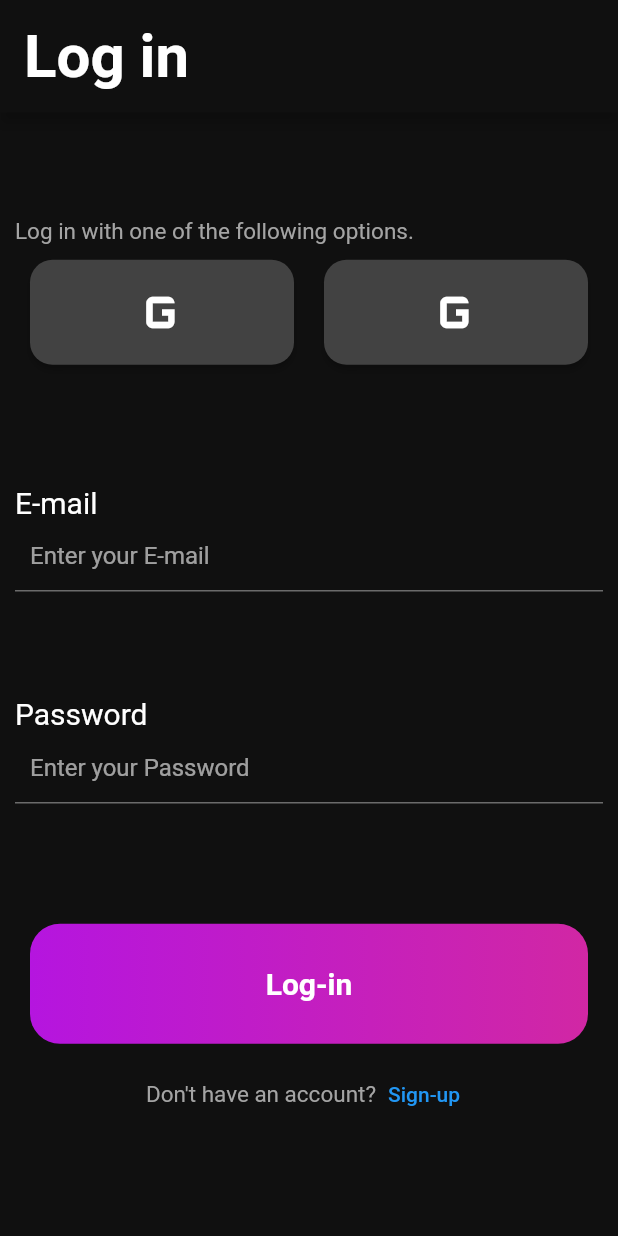
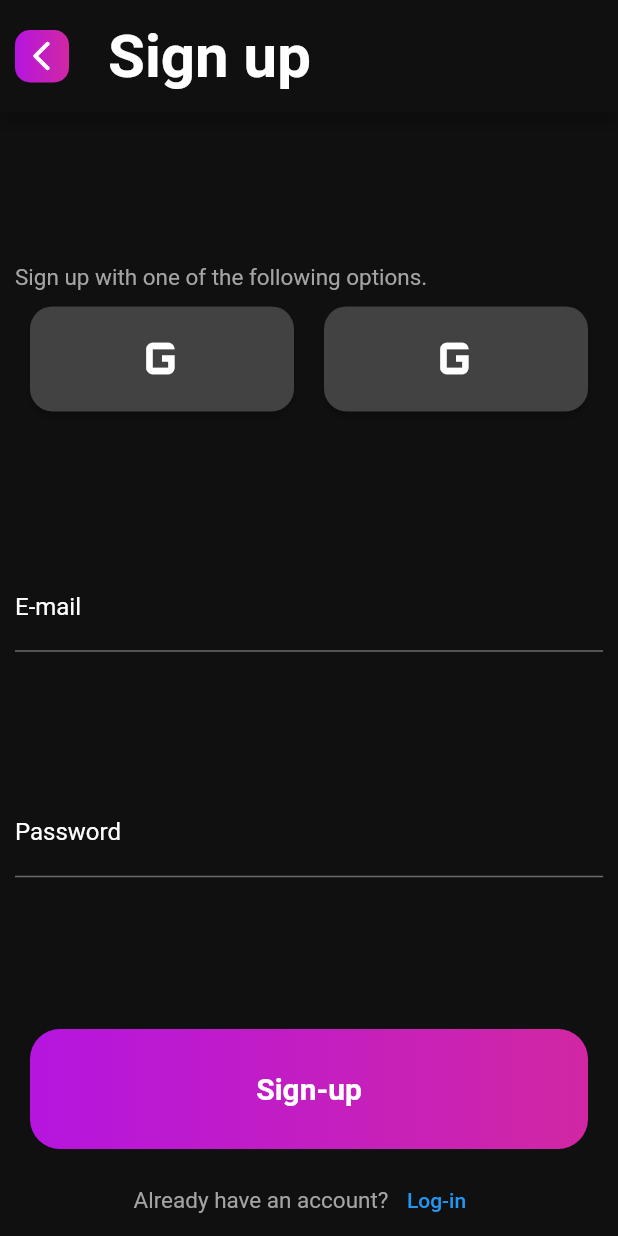
Before and after one commit to imrankhan8107/fcrit_mart, a Flutter app: the screen it shows after launch, on a phone screen of 412 x 824 dp. Run offline on Flutter 3.47's test engine with Material 2 defaults, Android fonts, the phone set to English and light mode, and no system bars; our stand-ins replace firebase_auth, firebase_core; accounts and stored records are empty.

Commit message:
sign in complete

```diff
--- a/lib/components/appbar_button.dart
+++ b/lib/components/appbar_button.dart
@@ -2,6 +2,8 @@ import 'package:fcrit_mart/constants.dart';
 import 'package:flutter/material.dart';
 
 class Appbarbutton extends StatelessWidget {
+  const Appbarbutton({Key? key}) : super(key: key);
+
   @override
   Widget build(BuildContext context) {
     return GestureDetector(
--- a/lib/components/bottom_button.dart
+++ b/lib/components/bottom_button.dart
@@ -2,22 +2,27 @@ import 'package:fcrit_mart/constants.dart';
 import 'package:flutter/material.dart';
 
 class BottomButton extends StatelessWidget {
-  const BottomButton({
+  const BottomButton(
+      {Key? key,
       required this.buttontext,
       required this.text,
       required this.textinbutton,
       required this.onpress,
-  });
+      required this.ontapbutton})
+      : super(key: key);
   final String buttontext;
   final String text;
   final String textinbutton;
   final void Function() onpress;
+  final void Function() ontapbutton;
 
   @override
   Widget build(BuildContext context) {
     return Column(
       children: [
-        Container(
+        GestureDetector(
+          onTap: ontapbutton,
+          child: Container(
             decoration: BoxDecoration(
               borderRadius: BorderRadius.circular(20),
               gradient: kGradientcolor,
@@ -31,6 +36,7 @@ class BottomButton extends StatelessWidget {
             margin: const EdgeInsets.all(10),
             width: double.infinity,
             height: 80,
+          ),
         ),
         Row(
           mainAxisAlignment: MainAxisAlignment.center,
--- a/lib/components/sign_in_options.dart
+++ b/lib/components/sign_in_options.dart
@@ -2,7 +2,7 @@ import 'package:flutter/material.dart';
 
 class SigninOptions extends StatelessWidget {
   final IconData icon;
-  SigninOptions({required this.icon});
+  const SigninOptions({Key? key, required this.icon}) : super(key: key);
   @override
   Widget build(BuildContext context) {
     return Expanded(
--- a/lib/components/text_fields.dart
+++ /dev/null
@@ -1,27 +0,0 @@
-import 'package:flutter/material.dart';
-
-class Credential extends StatelessWidget {
-  final String credentialname;
-  Credential({required this.credentialname});
-
-  @override
-  Widget build(BuildContext context) {
-    return Column(
-      crossAxisAlignment: CrossAxisAlignment.start,
-      children: [
-        Text(
-          credentialname,
-          style: const TextStyle(
-            fontSize: 20,
-          ),
-        ),
-        TextField(
-          decoration: InputDecoration(
-            contentPadding: const EdgeInsets.all(10),
-            hintText: 'Enter your $credentialname',
-          ),
-        ),
-      ],
-    );
-  }
-}
--- a/lib/main.dart
+++ b/lib/main.dart
@@ -1,21 +1,32 @@
 import 'package:fcrit_mart/constants.dart';
+import 'package:fcrit_mart/screens/buyer_page.dart';
 import 'package:fcrit_mart/screens/homepage.dart';
+import 'package:fcrit_mart/screens/seller_page.dart';
 import 'package:fcrit_mart/screens/sign_in_page.dart';
 import 'package:fcrit_mart/screens/sign_up_page.dart';
+import 'package:firebase_core/firebase_core.dart';
 import 'package:flutter/material.dart';
 
-void main() => runApp(Fcritmart());
+void main() async {
+  WidgetsFlutterBinding.ensureInitialized();
+  await Firebase.initializeApp();
+  runApp(Fcritmart());
+}
 
 class Fcritmart extends StatelessWidget {
+  const Fcritmart({Key? key}) : super(key: key);
+
   @override
   Widget build(BuildContext context) {
     return MaterialApp(
       routes: {
-        '/signin': (context) => SignIn(),
-        '/signup': (context) => SignUp(),
-        '/homepage': (context) => HomePage(),
+        '/signin': (context) => const SignIn(),
+        '/signup': (context) => const SignUp(),
+        '/homepage': (context) => const HomePage(),
+        '/buyerpage': (context) => const Buyerpage(),
+        '/sellerpage': (context) => const Sellerpage(),
       },
-      initialRoute: '/signin',
+      initialRoute: '/signup',
       debugShowCheckedModeBanner: false,
       theme: ThemeData.dark().copyWith(
         appBarTheme: kAppBarTheme,
--- a/lib/screens/sign_up_page.dart
+++ b/lib/screens/sign_up_page.dart
@@ -1,4 +1,4 @@
-import 'package:fcrit_mart/components/text_fields.dart';
+import 'package:fcrit_mart/flutterfire.dart';
 import 'package:flutter/material.dart';
 import 'package:fcrit_mart/components/appbar_button.dart';
 import 'package:fcrit_mart/components/bottom_button.dart';
@@ -6,16 +6,20 @@ import 'package:fcrit_mart/components/sign_in_options.dart';
 import 'package:fcrit_mart/constants.dart';
 
 class SignUp extends StatefulWidget {
+  const SignUp({Key? key}) : super(key: key);
+
   @override
   _SignUpState createState() => _SignUpState();
 }
 
 class _SignUpState extends State<SignUp> {
+  TextEditingController _emailField = TextEditingController();
+  TextEditingController _passwordField = TextEditingController();
   @override
   Widget build(BuildContext context) {
     return Scaffold(
       appBar: AppBar(
-        leading: Appbarbutton(),
+        leading: const Appbarbutton(),
         title: const Text('Sign up'),
       ),
       body: Padding(
@@ -35,22 +39,50 @@ class _SignUpState extends State<SignUp> {
                   style: kTextstyle,
                 ),
                 Row(
-                  children: [
+                  children: const [
                     SigninOptions(icon: Icons.g_mobiledata_outlined),
                     SigninOptions(icon: Icons.g_mobiledata),
                   ],
                 ),
               ],
             ),
-            Credential(credentialname: 'Name'),
-            Credential(credentialname: 'E-mail'),
-            Credential(credentialname: 'Password'),
+            // const Credential(credentialname: 'Name'),
+            TextFormField(
+              controller: _emailField,
+              decoration: const InputDecoration(
+                hintText: 'something@gmail.com',
+                hintStyle: TextStyle(
+                  color: Colors.white,
+                ),
+                labelText: 'E-mail',
+                labelStyle: TextStyle(color: Colors.white),
+              ),
+            ),
+            TextFormField(
+              controller: _passwordField,
+              obscureText: true,
+              decoration: const InputDecoration(
+                hintText: 'password',
+                hintStyle: TextStyle(
+                  color: Colors.white,
+                ),
+                labelText: 'Password',
+                labelStyle: TextStyle(color: Colors.white),
+              ),
+            ),
             BottomButton(
+              ontapbutton: () async {
+                bool shouldnavigate =
+                    await signUp(_emailField.text, _passwordField.text);
+                if (shouldnavigate) {
+                  Navigator.pushNamed(context, '/homepage');
+                }
+              },
               buttontext: 'Sign-up',
               text: 'Already have an account?',
               textinbutton: 'Log-in',
               onpress: () {
-                Navigator.pop(context);
+                Navigator.pushNamed(context, '/signin');
               },
             ),
           ],
```
Also changed, not shown: lib/components/appbar_leading_button.dart (+5 -3 lines), lib/components/start.dart (deleted, +0 -10 lines), lib/flutterfire.dart (added, +30 -0 lines), lib/home.dart (deleted, +0 -42 lines), lib/otp.dart (+119 -119 lines), lib/screens/buyer_page.dart (added, +36 -0 lines), lib/screens/homepage.dart (+48 -11 lines), lib/screens/seller_page.dart (added, +36 -0 lines), lib/screens/sign_in_page.dart (+36 -4 lines). Lines whose indentation alone changed are shown as unchanged.
